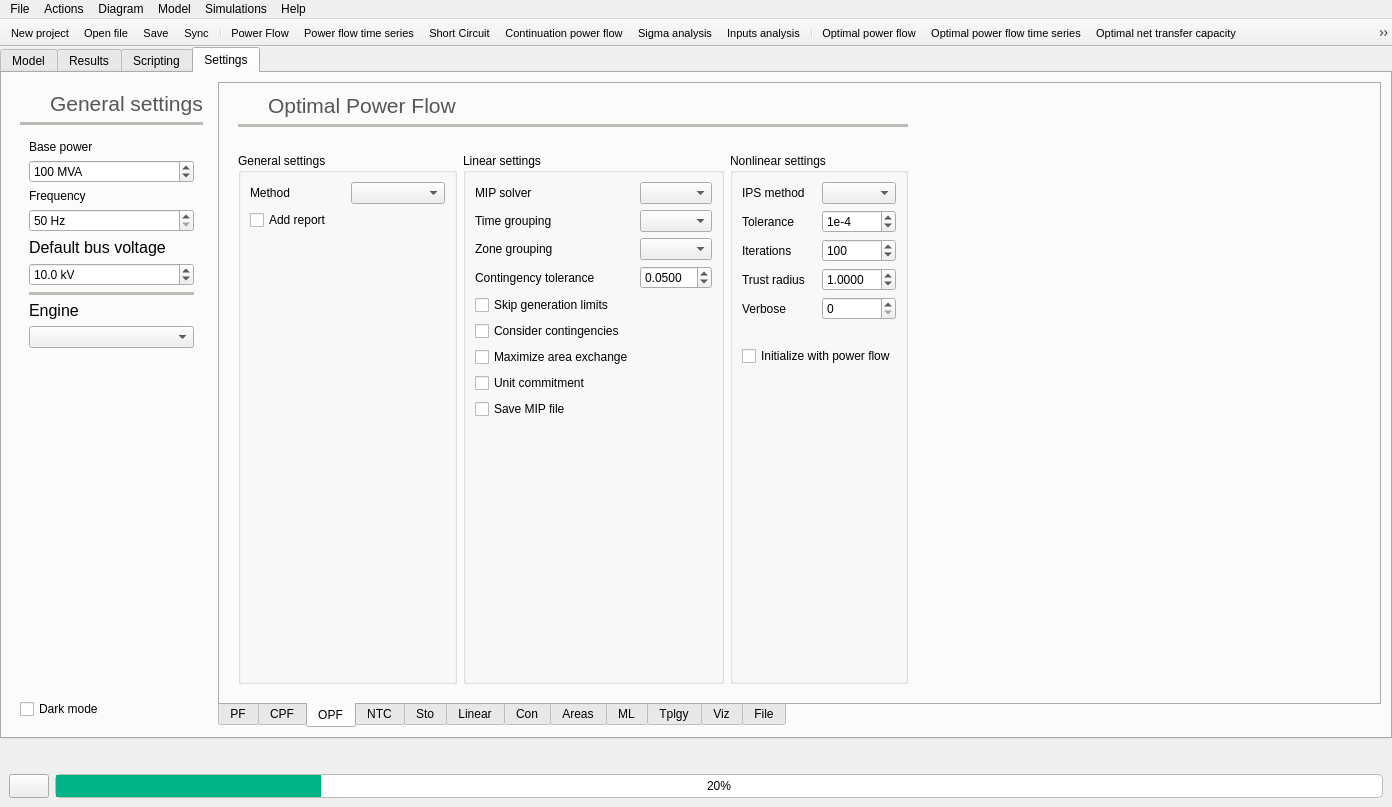
Before: the Qt Designer form src/GridCal/Gui/Main/MainWindow.ui in SanPen/GridCal, drawn with Qt 5.
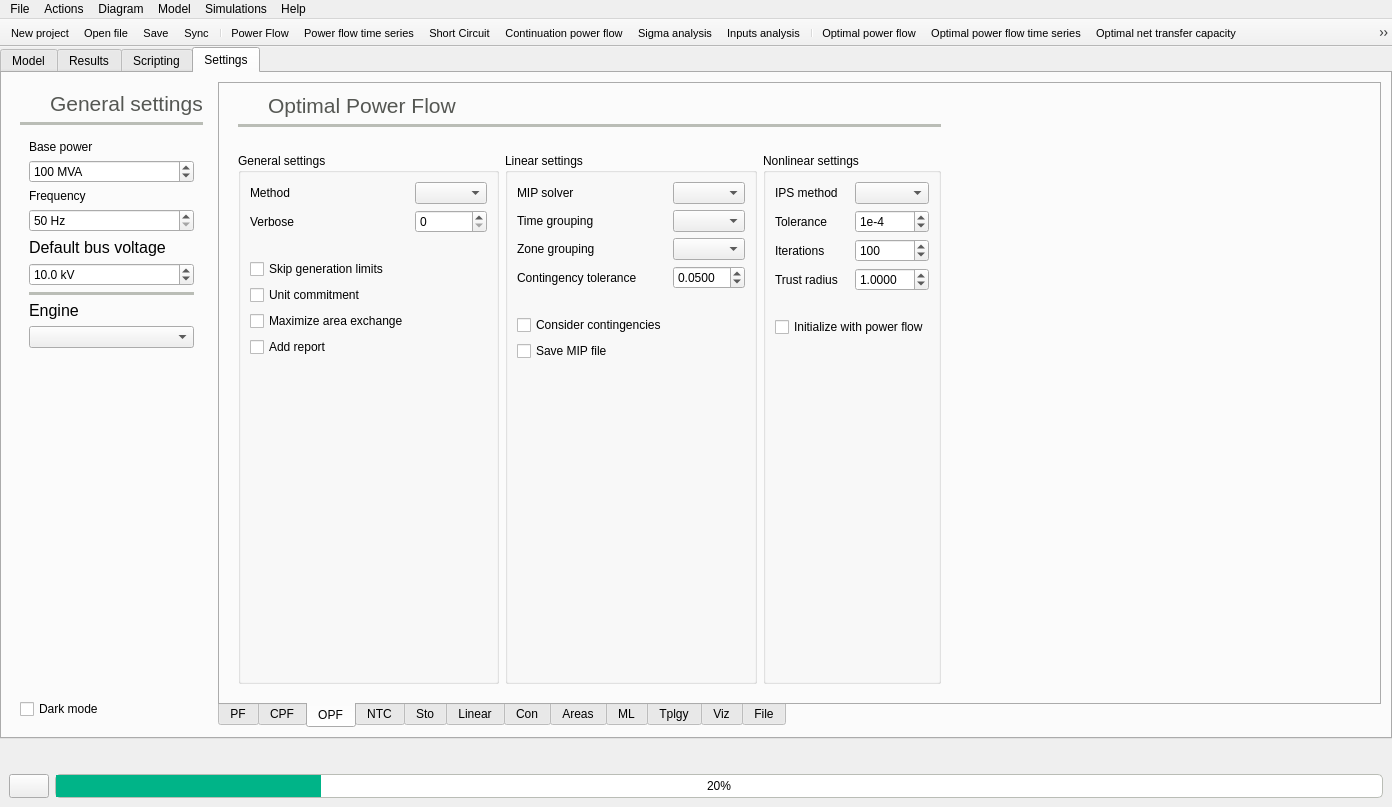
After: the same form once the commit is applied. The open tabs and pages were chosen to show the change. Icons and pictures are not drawn.

```diff
--- a/src/GridCal/Gui/Main/MainWindow.ui
+++ b/src/GridCal/Gui/Main/MainWindow.ui
@@ -3296,20 +3296,6 @@
                     </property>
                    </widget>
                   </item>
-                  <item row="4" column="1">
-                   <widget class="QSpinBox" name="ips_verbose_spinBox">
-                    <property name="toolTip">
-                     <string>Verbosity level</string>
-                    </property>
-                   </widget>
-                  </item>
-                  <item row="4" column="0">
-                   <widget class="QLabel" name="label_128">
-                    <property name="text">
-                     <string>Verbose</string>
-                    </property>
-                   </widget>
-                  </item>
                   <item row="1" column="1">
                    <widget class="QSpinBox" name="ips_tolerance_spinBox">
                     <property name="toolTip">
@@ -3451,13 +3437,6 @@
                     </property>
                    </widget>
                   </item>
-                  <item row="4" column="0">
-                   <widget class="QCheckBox" name="skipOpfGenerationLimitsCheckBox">
-                    <property name="text">
-                     <string>Skip generation limits</string>
-                    </property>
-                   </widget>
-                  </item>
                   <item row="2" column="1">
                    <widget class="QComboBox" name="opfZonalGroupByComboBox"/>
                   </item>
@@ -3475,20 +3454,6 @@
                     </property>
                    </widget>
                   </item>
-                  <item row="6" column="0">
-                   <widget class="QCheckBox" name="opfMaximizeExcahngeCheckBox">
-                    <property name="text">
-                     <string>Maximize area exchange</string>
-                    </property>
-                   </widget>
-                  </item>
-                  <item row="7" column="0">
-                   <widget class="QCheckBox" name="opfUnitCommitmentCheckBox">
-                    <property name="text">
-                     <string>Unit commitment</string>
-                    </property>
-                   </widget>
-                  </item>
                   <item row="10" column="0">
                    <spacer name="verticalSpacer_18">
                     <property name="orientation">
@@ -3502,6 +3467,13 @@
                     </property>
                    </spacer>
                   </item>
+                  <item row="4" column="0">
+                   <widget class="QLabel" name="label_132">
+                    <property name="text">
+                     <string/>
+                    </property>
+                   </widget>
+                  </item>
                  </layout>
                 </widget>
                </item>
@@ -3516,6 +3488,13 @@
                   <string>General settings</string>
                  </property>
                  <layout class="QGridLayout" name="gridLayout_26">
+                  <item row="1" column="0">
+                   <widget class="QLabel" name="label_128">
+                    <property name="text">
+                     <string>Verbose</string>
+                    </property>
+                   </widget>
+                  </item>
                   <item row="0" column="0">
                    <widget class="QLabel" name="label_42">
                     <property name="text">
@@ -3523,6 +3502,19 @@
                     </property>
                    </widget>
                   </item>
+                  <item row="7" column="0">
+                   <spacer name="verticalSpacer_5">
+                    <property name="orientation">
+                     <enum>Qt::Vertical</enum>
+                    </property>
+                    <property name="sizeHint" stdset="0">
+                     <size>
+                      <width>20</width>
+                      <height>40</height>
+                     </size>
+                    </property>
+                   </spacer>
+                  </item>
                   <item row="0" column="1">
                    <widget class="QComboBox" name="lpf_solver_comboBox">
                     <property name="toolTip">
@@ -3530,20 +3522,28 @@
                     </property>
                    </widget>
                   </item>
-                  <item row="2" column="0">
-                   <spacer name="verticalSpacer_5">
-                    <property name="orientation">
-                     <enum>Qt::Vertical</enum>
+                  <item row="5" column="0">
+                   <widget class="QCheckBox" name="opfMaximizeExcahngeCheckBox">
+                    <property name="text">
+                     <string>Maximize area exchange</string>
                     </property>
-                    <property name="sizeHint" stdset="0">
-                     <size>
-                      <width>20</width>
-                      <height>40</height>
-                     </size>
+                   </widget>
+                  </item>
+                  <item row="1" column="1">
+                   <widget class="QSpinBox" name="ips_verbose_spinBox">
+                    <property name="toolTip">
+                     <string>Verbosity level</string>
                     </property>
-                   </spacer>
+                   </widget>
                   </item>
-                  <item row="1" column="0" colspan="2">
+                  <item row="3" column="0">
+                   <widget class="QCheckBox" name="skipOpfGenerationLimitsCheckBox">
+                    <property name="text">
+                     <string>Skip generation limits</string>
+                    </property>
+                   </widget>
+                  </item>
+                  <item row="6" column="0" colspan="2">
                    <widget class="QCheckBox" name="addOptimalPowerFlowReportCheckBox">
                     <property name="toolTip">
                      <string>Add a results report in the logs</string>
@@ -3553,6 +3553,20 @@
                     </property>
                    </widget>
                   </item>
+                  <item row="4" column="0">
+                   <widget class="QCheckBox" name="opfUnitCommitmentCheckBox">
+                    <property name="text">
+                     <string>Unit commitment</string>
+                    </property>
+                   </widget>
+                  </item>
+                  <item row="2" column="0">
+                   <widget class="QLabel" name="label_133">
+                    <property name="text">
+                     <string/>
+                    </property>
+                   </widget>
+                  </item>
                  </layout>
                 </widget>
                </item>
```
Left out of the diff: 41 changed lines with no effect on the pictures.
